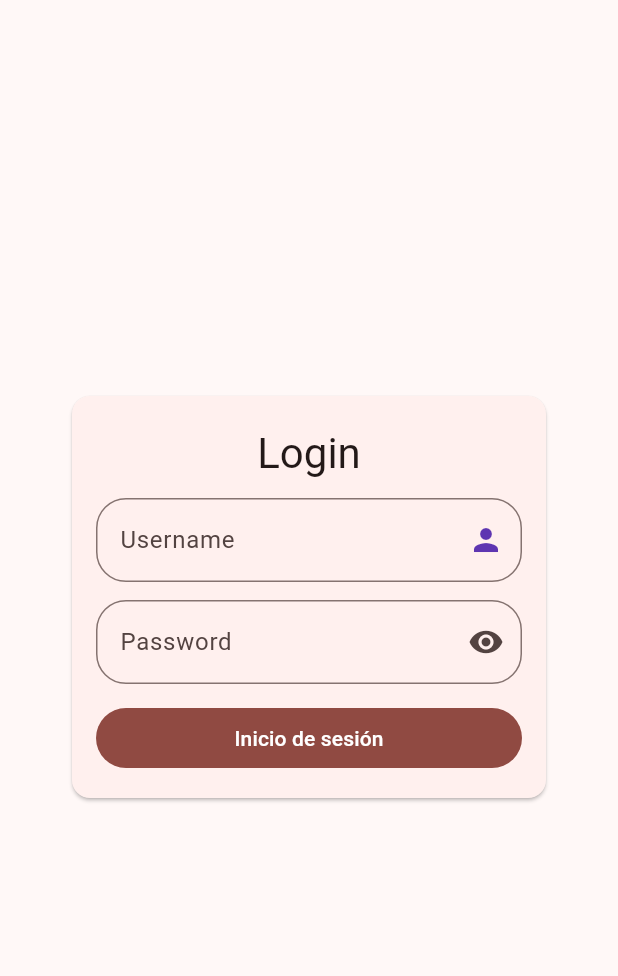
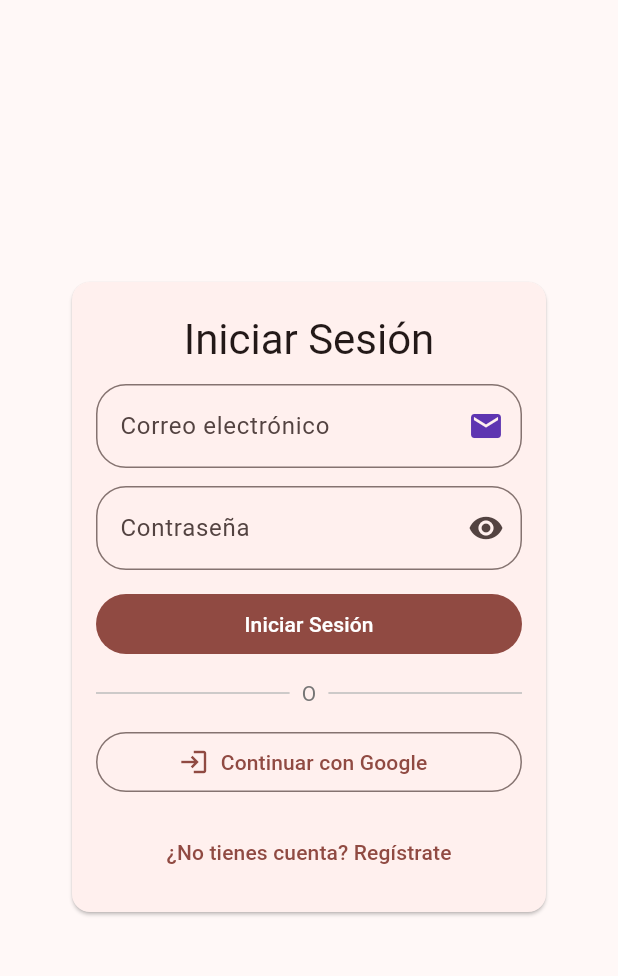
Before and after one commit to fabustamante/wine_app, a Flutter app: the screen it shows after launch, on a phone screen of 412 x 824 dp, the part 63-1039 px from its top. Run offline on Flutter 3.47's test engine with Material 3 defaults, Android fonts, the phone set to English and light mode, and no system bars; our stand-ins replace cloud_firestore, firebase_auth, firebase_core, floor, flutter_riverpod, freezed_annotation and 5 more; accounts and stored records are empty; generated files the repository leaves out were written again.

Commit message:
auhthentication implementation

```diff
--- a/lib/presentation/screen/login.dart
+++ b/lib/presentation/screen/login.dart
@@ -12,36 +12,88 @@ class LoginScreen extends ConsumerStatefulWidget {
 
 class _LoginScreenState extends ConsumerState<LoginScreen> {
   // Controladores
-  final _usernameController = TextEditingController();
+  final _emailController = TextEditingController();
   final _passwordController = TextEditingController();
   bool _loading = false;
+  bool _isLoginMode = true; // true = login, false = register
+  final _usernameController = TextEditingController();
+  final _ageController = TextEditingController();
+
   @override
   void dispose() {
-    // Liberar memoria cuando se destruye el widget
+    _emailController.dispose();
+    _passwordController.dispose();
     _usernameController.dispose();
-    _passwordController.dispose();
+    _ageController.dispose();
     super.dispose();
   }
 
-  Future<void> _submit() async {
+  Future<void> _submitEmailPassword() async {
     setState(() => _loading = true);
     try {
-      final ok = await ref.read(authProvider.notifier).signIn(
-        _usernameController.text,
-        _passwordController.text,
-      );
+      bool ok;
+      if (_isLoginMode) {
+        ok = await ref.read(authProvider.notifier).signInWithEmailAndPassword(
+              _emailController.text,
+              _passwordController.text,
+            );
+      } else {
+        ok = await ref.read(authProvider.notifier).signUpWithEmailAndPassword(
+              email: _emailController.text,
+              password: _passwordController.text,
+              username: _usernameController.text,
+              age: int.tryParse(_ageController.text),
+            );
+      }
 
       if (!mounted) return;
 
       if (!ok) {
+        final authStatus = ref.read(authProvider);
         ScaffoldMessenger.of(context).showSnackBar(
-          const SnackBar(content: Center(child: Text('Usuario o contraseña incorrectos'))),
+          SnackBar(
+            content: Center(
+              child: Text(authStatus.errorMessage ?? 'Error de autenticación'),
+            ),
+          ),
         );
         return;
       }
 
       ScaffoldMessenger.of(context).showSnackBar(
-        SnackBar(content: Center(child: Text('Bienvenido ${_usernameController.text}!'))),
+        SnackBar(
+          content: Center(
+            child: Text(_isLoginMode ? '¡Bienvenido!' : '¡Cuenta creada exitosamente!'),
+          ),
+        ),
+      );
+      context.go('/wines');
+    } finally {
+      if (mounted) setState(() => _loading = false);
+    }
+  }
+
+  Future<void> _signInWithGoogle() async {
+    setState(() => _loading = true);
+    try {
+      final ok = await ref.read(authProvider.notifier).signInWithGoogle();
+
+      if (!mounted) return;
+
+      if (!ok) {
+        final authStatus = ref.read(authProvider);
+        if (authStatus.errorMessage != null) {
+          ScaffoldMessenger.of(context).showSnackBar(
+            SnackBar(
+              content: Center(child: Text(authStatus.errorMessage!)),
+            ),
+          );
+        }
+        return;
+      }
+
+      ScaffoldMessenger.of(context).showSnackBar(
+        const SnackBar(content: Center(child: Text('¡Bienvenido!'))),
       );
       context.go('/wines');
     } finally {
@@ -59,10 +111,19 @@ class _LoginScreenState extends ConsumerState<LoginScreen> {
           child: Padding(
             padding: const EdgeInsets.all(16.0),
             child: _LoginCard(
+              emailController: _emailController,
+              passwordController: _passwordController,
               usernameController: _usernameController,
-              passwordController: _passwordController,
-              onSubmit: () => _submit(),
+              ageController: _ageController,
+              onSubmit: _submitEmailPassword,
+              onGoogleSignIn: _signInWithGoogle,
               isLoading: _loading,
+              isLoginMode: _isLoginMode,
+              onToggleMode: () {
+                setState(() {
+                  _isLoginMode = !_isLoginMode;
+                });
+              },
             ),
           ),
         ),
@@ -73,16 +134,26 @@ class _LoginScreenState extends ConsumerState<LoginScreen> {
 
 class _LoginCard extends StatelessWidget {
   const _LoginCard({
+    required this.emailController,
+    required this.passwordController,
     required this.usernameController,
-    required this.passwordController,
+    required this.ageController,
     required this.onSubmit,
+    required this.onGoogleSignIn,
     required this.isLoading,
+    required this.isLoginMode,
+    required this.onToggleMode,
   });
 
+  final TextEditingController emailController;
+  final TextEditingController passwordController;
   final TextEditingController usernameController;
-  final TextEditingController passwordController;
+  final TextEditingController ageController;
   final VoidCallback onSubmit;
+  final VoidCallback onGoogleSignIn;
   final bool isLoading;
+  final bool isLoginMode;
+  final VoidCallback onToggleMode;
 
   @override
   Widget build(BuildContext context) {
@@ -93,15 +164,58 @@ class _LoginCard extends StatelessWidget {
         child: Column(
           mainAxisSize: MainAxisSize.min,
           children: [
-            Text("Login", style: Theme.of(context).textTheme.headlineMedium),
+            Text(
+              isLoginMode ? "Iniciar Sesión" : "Crear Cuenta",
+              style: Theme.of(context).textTheme.headlineMedium,
+            ),
             const SizedBox(height: 12),
-            _UsernameField(controller: usernameController),
+            _EmailField(controller: emailController),
             const SizedBox(height: 12),
             _PasswordField(controller: passwordController),
+            if (!isLoginMode) ...[
+              const SizedBox(height: 12),
+              _UsernameField(controller: usernameController),
+              const SizedBox(height: 12),
+              _AgeField(controller: ageController),
+            ],
             const SizedBox(height: 12),
-            _LoginButton(onPressed: onSubmit, loading: isLoading),
+            _LoginButton(
+              onPressed: onSubmit,
+              loading: isLoading,
+              label: isLoginMode ? 'Iniciar Sesión' : 'Registrarse',
+            ),
+            const SizedBox(height: 12),
+            const _Divider(),
+            const SizedBox(height: 12),
+            _GoogleSignInButton(
+              onPressed: onGoogleSignIn,
+              loading: isLoading,
+            ),
+            const SizedBox(height: 12),
+            _ToggleModeButton(
+              isLoginMode: isLoginMode,
+              onPressed: onToggleMode,
+            ),
           ],
         ),
+      ),
+    );
+  }
+}
+
+class _EmailField extends StatelessWidget {
+  const _EmailField({required this.controller});
+  final TextEditingController controller;
+
+  @override
+  Widget build(BuildContext context) {
+    return TextField(
+      controller: controller,
+      keyboardType: TextInputType.emailAddress,
+      decoration: InputDecoration(
+        border: OutlineInputBorder(borderRadius: BorderRadius.circular(20)),
+        labelText: 'Correo electrónico',
+        suffixIcon: Icon(Icons.email, size: 24, color: Colors.deepPurple[600]),
       ),
     );
   }
@@ -117,8 +231,26 @@ class _UsernameField extends StatelessWidget {
       controller: controller,
       decoration: InputDecoration(
         border: OutlineInputBorder(borderRadius: BorderRadius.circular(20)),
-        labelText: 'Username',
+        labelText: 'Nombre de usuario',
         suffixIcon: Icon(Icons.person, size: 24, color: Colors.deepPurple[600]),
+      ),
+    );
+  }
+}
+
+class _AgeField extends StatelessWidget {
+  const _AgeField({required this.controller});
+  final TextEditingController controller;
+
+  @override
+  Widget build(BuildContext context) {
+    return TextField(
+      controller: controller,
+      keyboardType: TextInputType.number,
+      decoration: InputDecoration(
+        border: OutlineInputBorder(borderRadius: BorderRadius.circular(20)),
+        labelText: 'Edad (opcional)',
+        suffixIcon: Icon(Icons.cake, size: 24, color: Colors.deepPurple[600]),
       ),
     );
   }
@@ -141,7 +273,7 @@ class _PasswordFieldState extends State<_PasswordField> {
       controller: widget.controller,
       decoration: InputDecoration(
         border: OutlineInputBorder(borderRadius: BorderRadius.circular(20)),
-        labelText: 'Password',
+        labelText: 'Contraseña',
         suffixIcon: IconButton(
           onPressed: () => setState(() => _obscure = !_obscure),
           icon: Icon(_obscure ? Icons.visibility : Icons.visibility_off),
@@ -153,8 +285,13 @@ class _PasswordFieldState extends State<_PasswordField> {
 }
 
 class _LoginButton extends StatelessWidget {
-  const _LoginButton({required this.onPressed, this.loading = false});
+  const _LoginButton({
+    required this.onPressed,
+    required this.label,
+    this.loading = false,
+  });
   final VoidCallback onPressed;
+  final String label;
   final bool loading;
 
   @override
@@ -165,11 +302,78 @@ class _LoginButton extends StatelessWidget {
         onPressed: loading ? null : onPressed,
         child: loading
             ? const SizedBox(
-                height: 20, width: 20,
+                height: 20,
+                width: 20,
                 child: CircularProgressIndicator(strokeWidth: 2),
               )
-            : const Text('Inicio de sesión'),
+            : Text(label),
       ),
     );
   }
 }
+
+class _GoogleSignInButton extends StatelessWidget {
+  const _GoogleSignInButton({
+    required this.onPressed,
+    this.loading = false,
+  });
+  final VoidCallback onPressed;
+  final bool loading;
+
+  @override
+  Widget build(BuildContext context) {
+    return SizedBox(
+      width: double.infinity,
+      child: OutlinedButton.icon(
+        onPressed: loading ? null : onPressed,
+        icon: loading
+            ? const SizedBox(
+                height: 20,
+                width: 20,
+                child: CircularProgressIndicator(strokeWidth: 2),
+              )
+            : const Icon(Icons.login, size: 20),
+        label: const Text('Continuar con Google'),
+      ),
+    );
+  }
+}
+
+class _Divider extends StatelessWidget {
+  const _Divider();
+
+  @override
+  Widget build(BuildContext context) {
+    return Row(
+      children: [
+        Expanded(child: Divider(color: Colors.grey[400])),
+        Padding(
+          padding: const EdgeInsets.symmetric(horizontal: 8.0),
+          child: Text('O', style: TextStyle(color: Colors.grey[600])),
+        ),
+        Expanded(child: Divider(color: Colors.grey[400])),
+      ],
+    );
+  }
+}
+
+class _ToggleModeButton extends StatelessWidget {
+  const _ToggleModeButton({
+    required this.isLoginMode,
+    required this.onPressed,
+  });
+  final bool isLoginMode;
+  final VoidCallback onPressed;
+
+  @override
+  Widget build(BuildContext context) {
+    return TextButton(
+      onPressed: onPressed,
+      child: Text(
+        isLoginMode
+            ? '¿No tienes cuenta? Regístrate'
+            : '¿Ya tienes cuenta? Inicia sesión',
+      ),
+    );
+  }
+}
--- a/pubspec.yaml
+++ b/pubspec.yaml
@@ -9,7 +9,9 @@ environment:
 dependencies:
   firebase: ^9.0.3
   firebase_core: ^3.15.2
+  firebase_auth: ^5.3.3
   cloud_firestore: ^5.6.12
+  google_sign_in: ^6.2.2
   floor: ^1.5.0
   flutter:
     sdk: flutter
```
Also changed, not shown: lib/presentation/viewmodels/auth_viewmodel.dart (+97 -8 lines), lib/services/auth_service.dart (+37 -9 lines), lib/services/firebase_auth_service.dart (added, +194 -0 lines), pubspec.lock, 9 other files.
